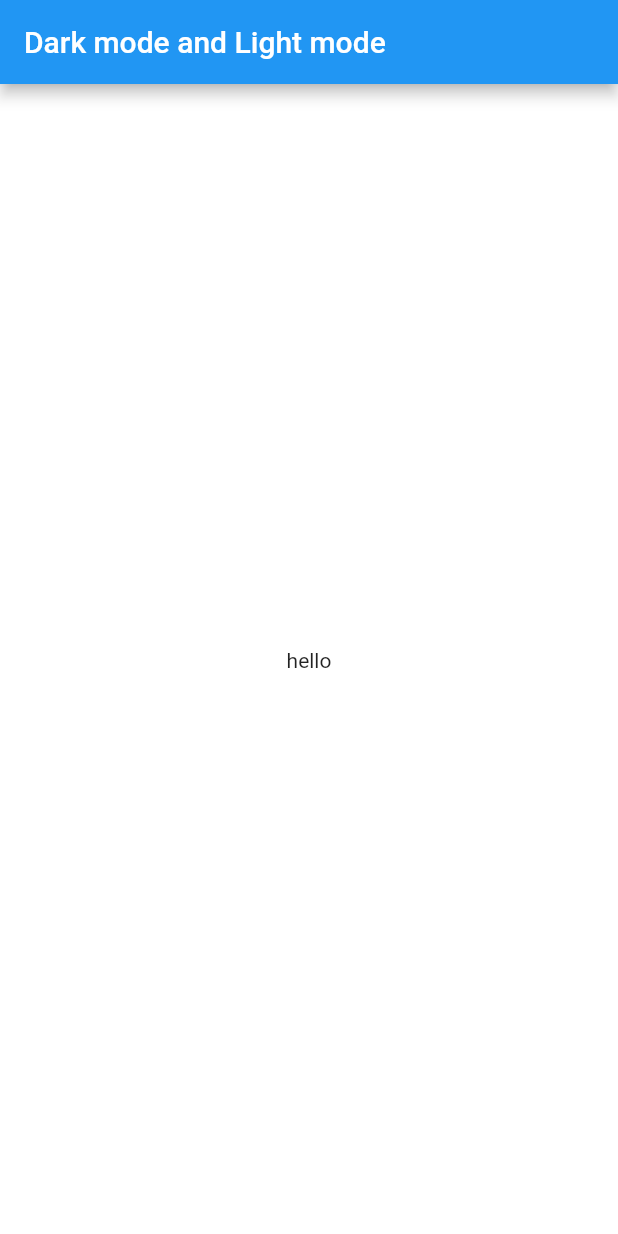
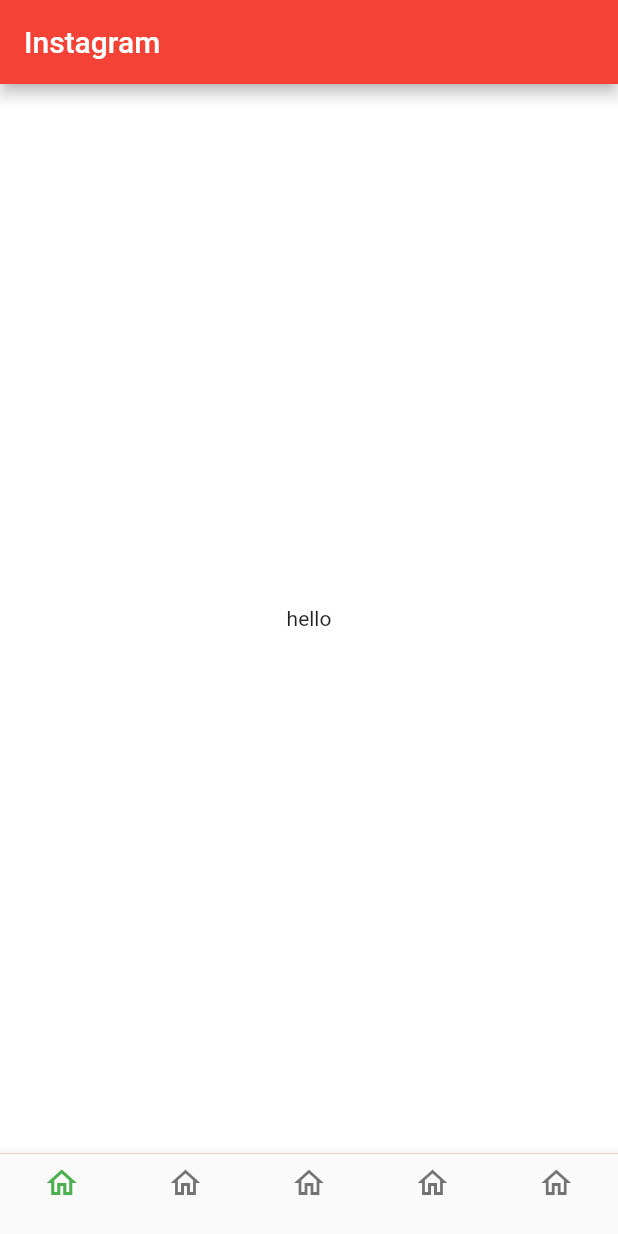
Before and after one commit to muhammedbadusha/BInstagramUi, a Flutter app: the screen it shows after launch, on a phone screen of 412 x 824 dp. Run offline on Flutter 3.47's test engine with Material 2 defaults, Android fonts, the phone set to English and light mode, and no system bars.

Commit message:
not compleated ui

```diff
--- a/lib/Widgets/costomColors.dart
+++ b/lib/Widgets/costomColors.dart
@@ -1,21 +1,6 @@
 import 'package:flutter/material.dart';
 
-final cRed=Colors.red;
-class ThemeClass{
-
-  static ThemeData lightTheme = ThemeData(
-      scaffoldBackgroundColor: Colors.white,
-      colorScheme: ColorScheme.light(),
-      appBarTheme: AppBarTheme(
-        backgroundColor: Colors.blue,
-      )
-  );
-
-  static ThemeData darkTheme = ThemeData(
-      scaffoldBackgroundColor: Colors.black,
-      colorScheme: ColorScheme.dark(),
-      appBarTheme: AppBarTheme(
-        backgroundColor: Colors.black,
-      )
-  );
-}
+const cRed=Colors.red;
+const cGrey=Colors.grey;
+const cBlack=Colors.black;
+final cWhite=Colors.white;
--- /dev/null
+++ b/lib/Widgets/dark_light_theme.dart
@@ -0,0 +1,28 @@
+import 'package:flutter/material.dart';
+
+class ThemeClass{
+
+  static ThemeData lightTheme = ThemeData(
+      scaffoldBackgroundColor: Colors.white,
+      colorScheme: const ColorScheme.light(),
+      appBarTheme: const AppBarTheme(
+        backgroundColor: Colors.red,
+      ),
+    bottomNavigationBarTheme: const BottomNavigationBarThemeData(
+        selectedIconTheme: IconThemeData(color: Colors.green),
+    ),
+  );
+
+  static ThemeData darkTheme = ThemeData(
+    canvasColor: Colors.black,
+      //scaffoldBackgroundColor: Colors.black,
+      colorScheme: const ColorScheme.dark(),
+      appBarTheme: const AppBarTheme(
+        backgroundColor: Colors.black,
+      ),
+    bottomNavigationBarTheme: const BottomNavigationBarThemeData(
+        selectedIconTheme: IconThemeData(color: Colors.white),
+    ),
+
+  );
+}
--- a/lib/main.dart
+++ b/lib/main.dart
@@ -1,4 +1,4 @@
-import 'package:b_instagram_ui/Widgets/costomColors.dart';
+import 'package:b_instagram_ui/Widgets/dark_light_theme.dart';
 import 'package:b_instagram_ui/screen_Home.dart';
 import 'package:flutter/material.dart';
 
@@ -17,7 +17,7 @@ class MyApp extends StatelessWidget {
       themeMode:ThemeMode.system,
       theme: ThemeClass.lightTheme,
       darkTheme: ThemeClass.darkTheme,
-      home: ScreenHome(),
+      home: const ScreenHome(),
     );
   }
 }
--- a/lib/screen_Home.dart
+++ b/lib/screen_Home.dart
@@ -1,6 +1,6 @@
 import 'package:b_instagram_ui/Widgets/costomColors.dart';
 import 'package:flutter/material.dart';
-bool _iconBool=false;
+
 class ScreenHome extends StatefulWidget {
   const ScreenHome({Key? key}) : super(key: key);
 
@@ -8,41 +8,48 @@ class ScreenHome extends StatefulWidget {
   State<ScreenHome> createState() => _ScreenHomeState();
 }
 
-
-
 class _ScreenHomeState extends State<ScreenHome> {
 
   @override
   Widget build(BuildContext context) {
-    return
-       Scaffold(
-        appBar: AppBar(
-          title: Text('Dark mode and Light mode'),
-        ),
-        body: Center(
-          child: Text('hello'),
-        )
-      );
+    onItemSelected(int index){
+      _selectedIndex.value=index;
+    }
+    return ValueListenableBuilder(
+      valueListenable: _selectedIndex,
+      builder: (context,int newValue,_) {
+        return Scaffold(
+          appBar: AppBar(
+            title: Text('Instagram'),
+          ),
+
+          body: Center(
+            child: Text('hello'),
+          ),
+          bottomNavigationBar:  Container(
+            alignment: Alignment.bottomCenter,
+            height: 55,
+            color: Colors.red,
+            child: BottomNavigationBar(
+              type: BottomNavigationBarType.fixed,
+              currentIndex: newValue,
+              onTap: onItemSelected,
+              items: [
+                BottomNavigationBarItem(icon: Icon(Icons.home_outlined,),label: ""),
+                BottomNavigationBarItem(icon: Icon(Icons.home_outlined),label: ""),
+                BottomNavigationBarItem(icon: Icon(Icons.home_outlined),label: ""),
+                BottomNavigationBarItem(icon: Icon(Icons.home_outlined),label: ""),
+                BottomNavigationBarItem(icon: Icon(Icons.home_outlined),label: ""),
+              ],
+            ),
+          ),
+        );
+      }
+    );
 
   }
+  //variables are below.
+final ValueNotifier<int> _selectedIndex=ValueNotifier(0);
+//functions are below.
+
 }
-// class Secondtest extends StatefulWidget {
-//   const Secondtest({Key? key}) : super(key: key);
-//
-//   @override
-//   State<Secondtest> createState() => _SecondtestState();
-// }
-//
-// class _SecondtestState extends State<Secondtest> {
-//   @override
-//   Widget build(BuildContext context) {
-//     return Scaffold(
-//       appBar: AppBar(
-//         title: Text('this is second Page'),
-//       ),
-//       body: Container(
-//         color: cRed,
-//       ),
-//     );
-//   }
-// }
--- a/pubspec.yaml
+++ b/pubspec.yaml
@@ -34,6 +34,7 @@ dependencies:
   # The following adds the Cupertino Icons font to your application.
   # Use with the CupertinoIcons class for iOS style icons.
   cupertino_icons: ^1.0.2
+  font_awesome_flutter: ^10.1.0
 
 dev_dependencies:
   flutter_test:
@@ -58,8 +59,8 @@ flutter:
   uses-material-design: true
 
   # To add assets to your application, add an assets section, like this:
-  # assets:
-  #   - images/a_dot_burr.jpeg
+  assets:
+    - assets/Icons/
   #   - images/a_dot_ham.jpeg
 
   # An image asset can refer to one or more resolution-specific "variants", see
```
Also changed, not shown: assets/Icons/home.png (added), pubspec.lock.
